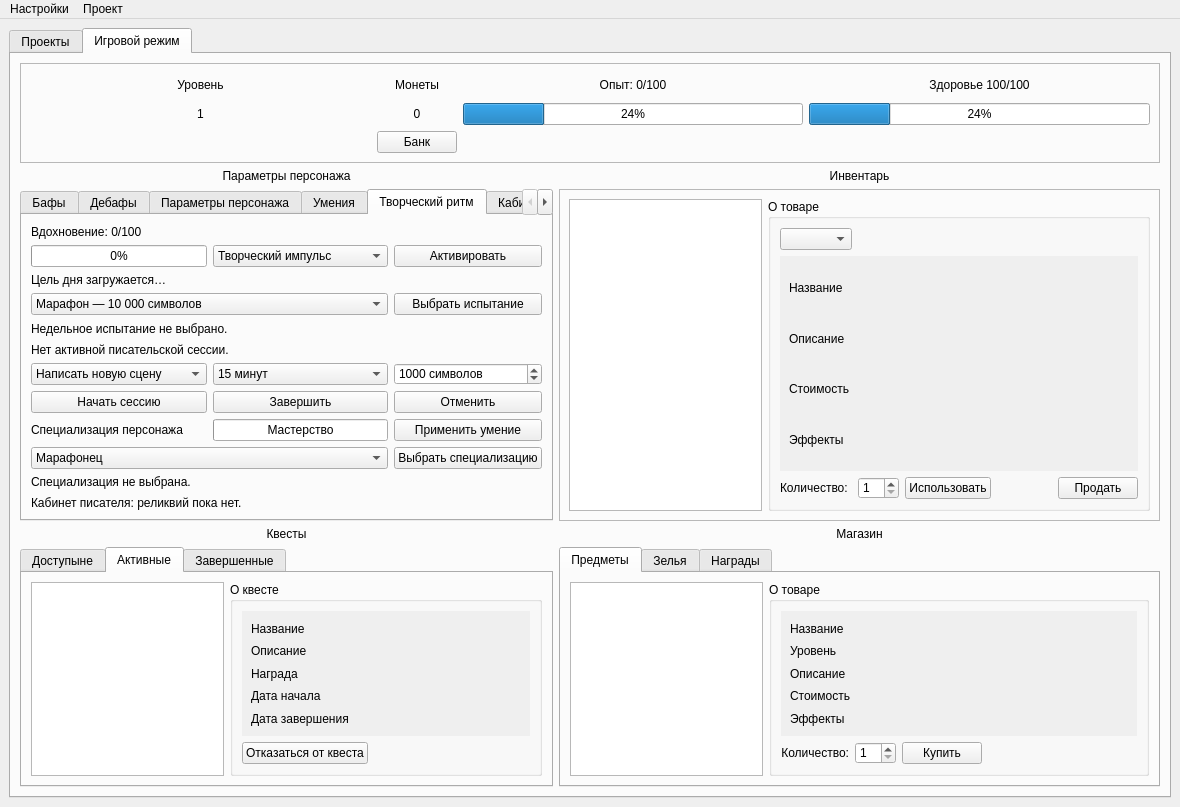
First picture: the form in UI template/main_window.ui, repository nevskyforever/nfprogress, before the edit.
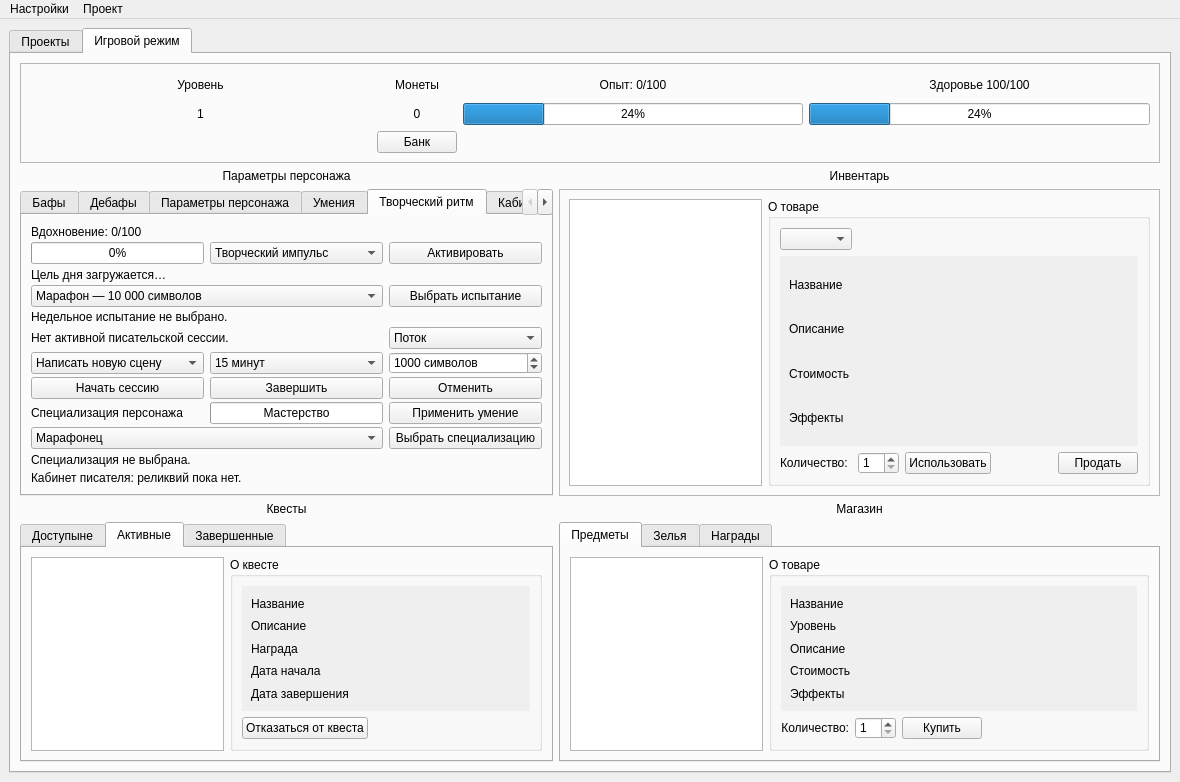
Second picture: the form after the edit. The open tabs and pages were chosen to show the change.

Diff of the .ui file:
```diff
--- a/UI template/main_window.ui
+++ b/UI template/main_window.ui
@@ -2894,6 +2894,7 @@
             <string>Творческий ритм</string>
            </attribute>
            <layout class="QGridLayout" name="writing_rhythm_layout">
+            <property name="verticalSpacing"><number>3</number></property>
             <item row="0" column="0" colspan="3">
              <widget class="QLabel" name="inspiration_label">
               <property name="text">
@@ -2944,12 +2945,22 @@
               <property name="wordWrap"><bool>true</bool></property>
              </widget>
             </item>
-            <item row="5" column="0" colspan="3">
+            <item row="5" column="0" colspan="2">
              <widget class="QLabel" name="writing_session_status">
               <property name="text"><string>Нет активной писательской сессии.</string></property>
               <property name="wordWrap"><bool>true</bool></property>
              </widget>
             </item>
+            <item row="5" column="2">
+             <widget class="QComboBox" name="writing_session_mode_combo">
+              <property name="maximumSize"><size><width>16777215</width><height>24</height></size></property>
+              <property name="currentIndex"><number>1</number></property>
+              <item><property name="text"><string>Спринт</string></property></item>
+              <item><property name="text"><string>Поток</string></property></item>
+              <item><property name="text"><string>Глубокая работа</string></property></item>
+              <item><property name="text"><string>Редакторский проход</string></property></item>
+             </widget>
+            </item>
             <item row="6" column="0">
              <widget class="QComboBox" name="writing_intention_combo">
               <item><property name="text"><string>Написать новую сцену</string></property></item>
```
